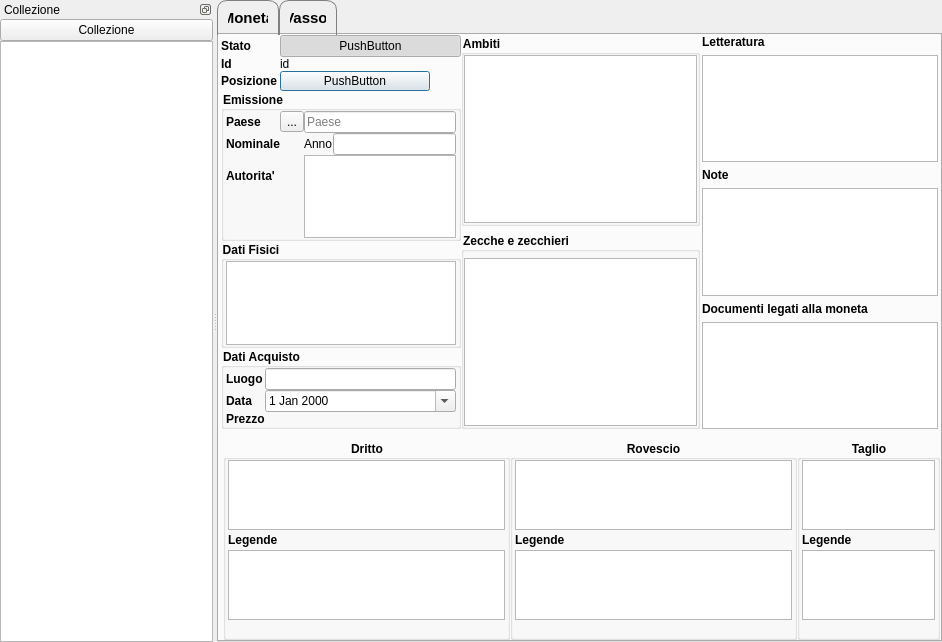
Above: GestCollOnQt/GUI/Moneta/Moneta/monetaform.ui from mirkoviviani76/gestcoll before the change. Below: the same form after it.
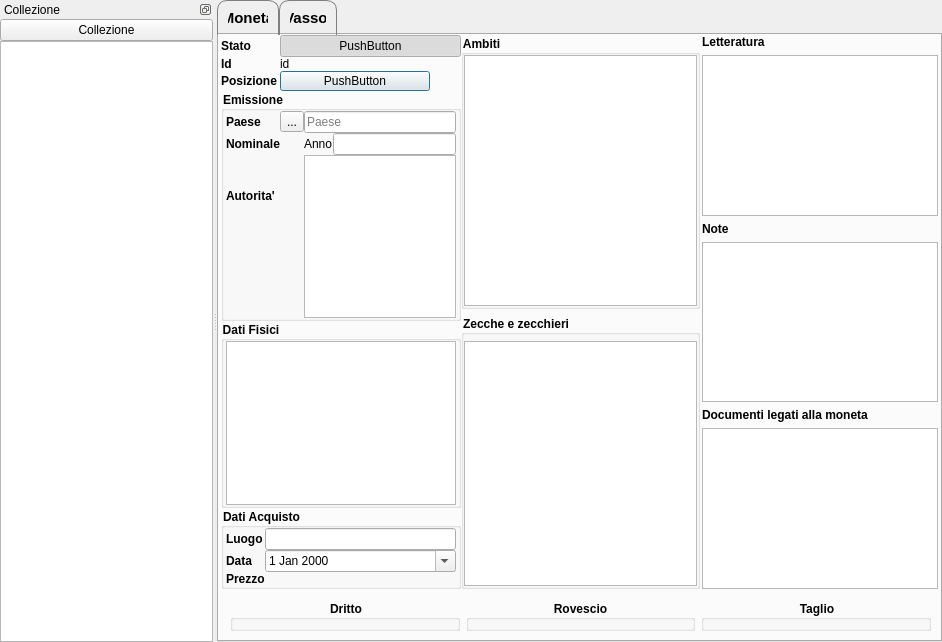
That is the form after the change. Icons and pictures are not drawn. Custom widgets are drawn as their Qt base class.

```diff
--- a/GestCollOnQt/GUI/Moneta/Moneta/monetaform.ui
+++ b/GestCollOnQt/GUI/Moneta/Moneta/monetaform.ui
@@ -818,224 +818,35 @@
         </item>
         <item>
          <widget class="QWidget" name="inferiore" native="true">
-          <layout class="QGridLayout" name="gridLayout_4" columnstretch="2,2,1">
-           <property name="leftMargin">
-            <number>2</number>
-           </property>
-           <property name="rightMargin">
-            <number>0</number>
-           </property>
-           <property name="bottomMargin">
-            <number>0</number>
-           </property>
-           <property name="spacing">
-            <number>0</number>
-           </property>
-           <item row="0" column="0">
-            <widget class="QGroupBox" name="dritto">
+          <layout class="QHBoxLayout" name="horizontalLayout">
+           <item>
+            <widget class="DescrizioneForm" name="dritto">
              <property name="title">
               <string>Dritto</string>
              </property>
              <property name="alignment">
               <set>Qt::AlignCenter</set>
              </property>
-             <layout class="QVBoxLayout" name="verticalLayout_2" stretch="1,0,1,0">
-              <property name="spacing">
-               <number>3</number>
-              </property>
-              <property name="leftMargin">
-               <number>2</number>
-              </property>
-              <property name="topMargin">
-               <number>0</number>
-              </property>
-              <property name="rightMargin">
-               <number>2</number>
-              </property>
-              <property name="bottomMargin">
-               <number>0</number>
-              </property>
-              <item>
-               <widget class="QTextEdit" name="descrizioneDritto"/>
-              </item>
-              <item>
-               <widget class="QLabel" name="label_21">
-                <property name="font">
-                 <font>
-                  <weight>75</weight>
-                  <bold>true</bold>
-                 </font>
-                </property>
-                <property name="text">
-                 <string>Legende</string>
-                </property>
-                <property name="buddy">
-                 <cstring>legendeDritto</cstring>
-                </property>
-               </widget>
-              </item>
-              <item>
-               <widget class="QListView" name="legendeDritto">
-                <property name="alternatingRowColors">
-                 <bool>true</bool>
-                </property>
-                <property name="wordWrap">
-                 <bool>true</bool>
-                </property>
-               </widget>
-              </item>
-              <item>
-               <widget class="ImgMoneta" name="imgDritto">
-                <property name="text">
-                 <string/>
-                </property>
-                <property name="pixmap">
-                 <pixmap resource="../../resources/resources.qrc">:/img/SRI.png</pixmap>
-                </property>
-                <property name="alignment">
-                 <set>Qt::AlignCenter</set>
-                </property>
-               </widget>
-              </item>
-             </layout>
             </widget>
            </item>
-           <item row="0" column="1">
-            <widget class="QGroupBox" name="rovescio">
+           <item>
+            <widget class="DescrizioneForm" name="rovescio">
              <property name="title">
               <string>Rovescio</string>
              </property>
              <property name="alignment">
               <set>Qt::AlignCenter</set>
              </property>
-             <layout class="QVBoxLayout" name="verticalLayout_3" stretch="0,0,1,0">
-              <property name="spacing">
-               <number>3</number>
-              </property>
-              <property name="leftMargin">
-               <number>2</number>
-              </property>
-              <property name="topMargin">
-               <number>0</number>
-              </property>
-              <property name="rightMargin">
-               <number>2</number>
-              </property>
-              <property name="bottomMargin">
-               <number>0</number>
-              </property>
-              <item>
-               <widget class="QTextEdit" name="descrizioneRovescio"/>
-              </item>
-              <item>
-               <widget class="QLabel" name="label_23">
-                <property name="font">
-                 <font>
-                  <weight>75</weight>
-                  <bold>true</bold>
-                 </font>
-                </property>
-                <property name="text">
-                 <string>Legende</string>
-                </property>
-                <property name="buddy">
-                 <cstring>legendeRovescio</cstring>
-                </property>
-               </widget>
-              </item>
-              <item>
-               <widget class="QListView" name="legendeRovescio">
-                <property name="alternatingRowColors">
-                 <bool>true</bool>
-                </property>
-                <property name="wordWrap">
-                 <bool>true</bool>
-                </property>
-               </widget>
-              </item>
-              <item>
-               <widget class="ImgMoneta" name="imgRovescio">
-                <property name="text">
-                 <string/>
-                </property>
-                <property name="pixmap">
-                 <pixmap resource="../../resources/resources.qrc">:/img/SRI.png</pixmap>
-                </property>
-                <property name="alignment">
-                 <set>Qt::AlignCenter</set>
-                </property>
-               </widget>
-              </item>
-             </layout>
             </widget>
            </item>
-           <item row="0" column="2">
-            <widget class="QGroupBox" name="taglio">
+           <item>
+            <widget class="DescrizioneForm" name="taglio">
              <property name="title">
               <string>Taglio</string>
              </property>
              <property name="alignment">
               <set>Qt::AlignCenter</set>
              </property>
-             <layout class="QVBoxLayout" name="verticalLayout_4" stretch="1,0,1,0">
-              <property name="spacing">
-               <number>3</number>
-              </property>
-              <property name="leftMargin">
-               <number>2</number>
-              </property>
-              <property name="topMargin">
-               <number>0</number>
-              </property>
-              <property name="rightMargin">
-               <number>2</number>
-              </property>
-              <property name="bottomMargin">
-               <number>0</number>
-              </property>
-              <item>
-               <widget class="QTextEdit" name="descrizioneTaglio"/>
-              </item>
-              <item>
-               <widget class="QLabel" name="label_24">
-                <property name="font">
-                 <font>
-                  <weight>75</weight>
-                  <bold>true</bold>
-                 </font>
-                </property>
-                <property name="text">
-                 <string>Legende</string>
-                </property>
-                <property name="buddy">
-                 <cstring>legendeTaglio</cstring>
-                </property>
-               </widget>
-              </item>
-              <item>
-               <widget class="QListView" name="legendeTaglio">
-                <property name="alternatingRowColors">
-                 <bool>true</bool>
-                </property>
-                <property name="wordWrap">
-                 <bool>true</bool>
-                </property>
-               </widget>
-              </item>
-              <item>
-               <widget class="ImgMoneta" name="imgTaglio">
-                <property name="text">
-                 <string/>
-                </property>
-                <property name="pixmap">
-                 <pixmap resource="../../resources/resources.qrc">:/img/SRI.png</pixmap>
-                </property>
-                <property name="alignment">
-                 <set>Qt::AlignCenter</set>
-                </property>
-               </widget>
-              </item>
-             </layout>
             </widget>
            </item>
           </layout>
@@ -1065,16 +876,17 @@
    <header>misuraform.h</header>
    <container>1</container>
   </customwidget>
-  <customwidget>
-   <class>ImgMoneta</class>
-   <extends>QLabel</extends>
-   <header>imgmoneta.h</header>
-  </customwidget>
   <customwidget>
    <class>QLedIndicator</class>
    <extends>QPushButton</extends>
    <header>qledindicator.h</header>
   </customwidget>
+  <customwidget>
+   <class>DescrizioneForm</class>
+   <extends>QGroupBox</extends>
+   <header>descrizioneform.h</header>
+   <container>1</container>
+  </customwidget>
  </customwidgets>
  <tabstops>
   <tabstop>paese</tabstop>
```
Left out of the diff: 12 changed lines with no effect on the pictures.
